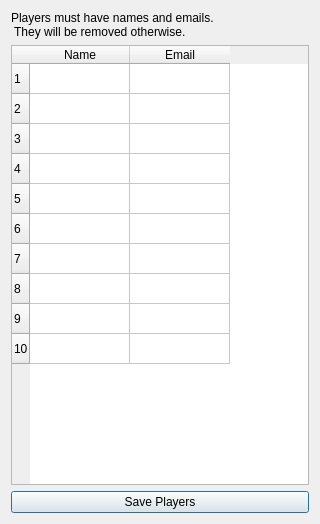
This is playerwindow.ui in ae6nr/secret_hitler as Qt 5 draws it before an edit. The edited form follows.
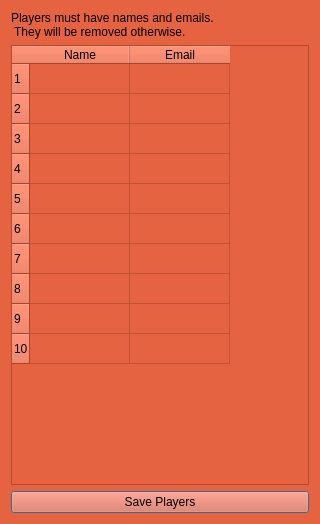
This is the edited form. Icons and pictures are not drawn.

Commit message: GUI actually works now

```diff
--- a/playerwindow.ui
+++ b/playerwindow.ui
@@ -11,11 +11,22 @@
    </rect>
   </property>
   <property name="windowTitle">
-   <string>Dialog</string>
+   <string>Player Settings</string>
+  </property>
+  <property name="windowIcon">
+   <iconset resource="resources/sh.qrc">
+    <normaloff>:/sh/Secret-Hitler.png</normaloff>:/sh/Secret-Hitler.png</iconset>
+  </property>
+  <property name="styleSheet">
+   <string notr="true">background-color: rgb(230, 99, 66);</string>
   </property>
   <layout class="QGridLayout" name="gridLayout">
    <item row="1" column="0">
     <widget class="QTableWidget" name="tableWidget">
+     <property name="styleSheet">
+      <string notr="true">background-color: rgb(230, 99, 66);
+</string>
+     </property>
      <row>
       <property name="text">
        <string>1</string>
@@ -192,6 +203,9 @@
    </item>
    <item row="0" column="0">
     <widget class="QLabel" name="label">
+     <property name="styleSheet">
+      <string notr="true"/>
+     </property>
      <property name="text">
       <string>Players must have names and emails.
  They will be removed otherwise.</string>
```
Left out of the diff: 4 changed lines with no effect on the pictures. The commit also changes 7 other files.
